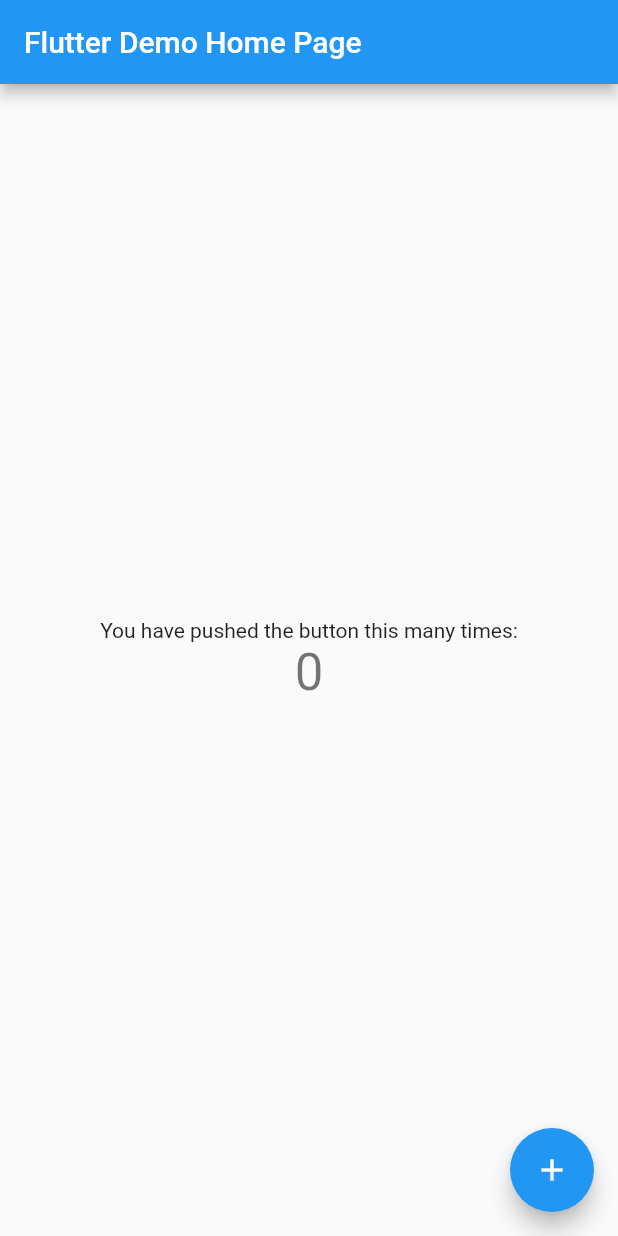
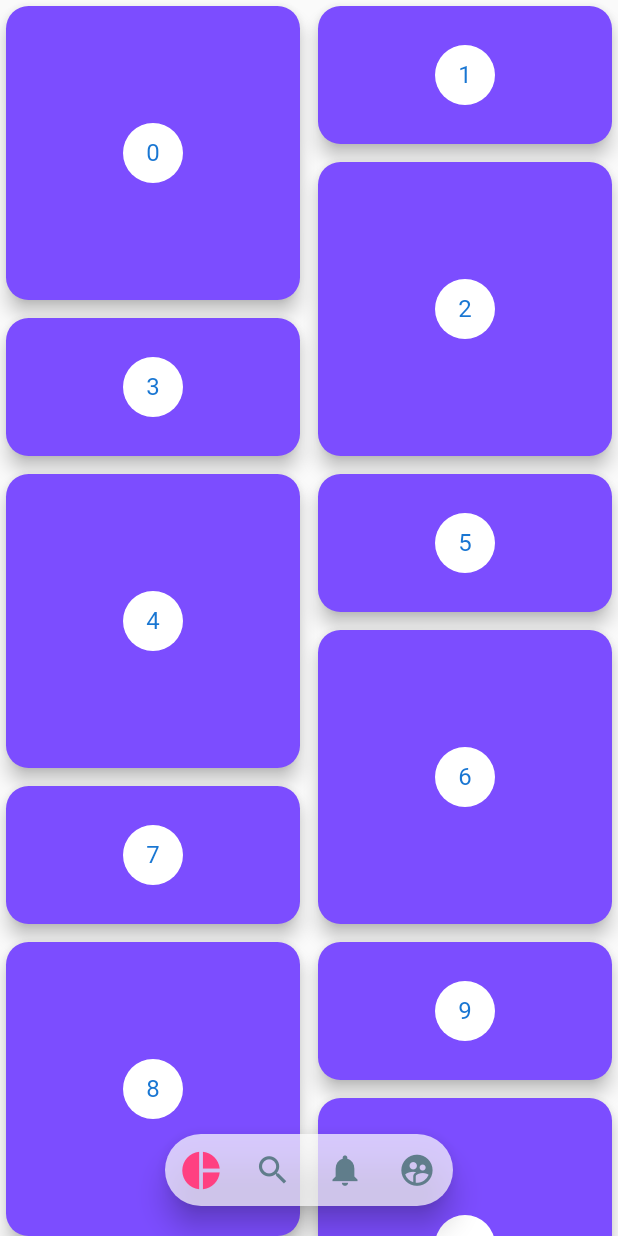
Before and after one commit to hernan74/pinterest_menu, a Flutter app: the screen it shows after launch, on a phone screen of 412 x 824 dp. Run offline on Flutter 3.47's test engine with Material 2 defaults, Android fonts, the phone set to English and light mode, and no system bars.

Commit message:
se termino el ejemplo

```diff
--- a/lib/main.dart
+++ b/lib/main.dart
@@ -1,113 +1,18 @@
 import 'package:flutter/material.dart';
+import 'package:pinterest_menu/pages/home_page.dart';
 
-void main() {
-  runApp(MyApp());
-}
+void main() => runApp(MyApp());
 
 class MyApp extends StatelessWidget {
-  // This widget is the root of your application.
   @override
   Widget build(BuildContext context) {
     return MaterialApp(
-      title: 'Flutter Demo',
-      theme: ThemeData(
-        // This is the theme of your application.
-        //
-        // Try running your application with "flutter run". You'll see the
-        // application has a blue toolbar. Then, without quitting the app, try
-        // changing the primarySwatch below to Colors.green and then invoke
-        // "hot reload" (press "r" in the console where you ran "flutter run",
-        // or simply save your changes to "hot reload" in a Flutter IDE).
-        // Notice that the counter didn't reset back to zero; the application
-        // is not restarted.
-        primarySwatch: Colors.blue,
-      ),
-      home: MyHomePage(title: 'Flutter Demo Home Page'),
+      debugShowCheckedModeBanner: false,
+      title: ' Titulo',
+      initialRoute: '/',
+      routes: {
+        '/': (_) => HomePage(),
+      },
     );
   }
 }
-
-class MyHomePage extends StatefulWidget {
-  MyHomePage({Key key, this.title}) : super(key: key);
-
-  // This widget is the home page of your application. It is stateful, meaning
-  // that it has a State object (defined below) that contains fields that affect
-  // how it looks.
-
-  // This class is the configuration for the state. It holds the values (in this
-  // case the title) provided by the parent (in this case the App widget) and
-  // used by the build method of the State. Fields in a Widget subclass are
-  // always marked "final".
-
-  final String title;
-
-  @override
-  _MyHomePageState createState() => _MyHomePageState();
-}
-
-class _MyHomePageState extends State<MyHomePage> {
-  int _counter = 0;
-
-  void _incrementCounter() {
-    setState(() {
-      // This call to setState tells the Flutter framework that something has
-      // changed in this State, which causes it to rerun the build method below
-      // so that the display can reflect the updated values. If we changed
-      // _counter without calling setState(), then the build method would not be
-      // called again, and so nothing would appear to happen.
-      _counter++;
-    });
-  }
-
-  @override
-  Widget build(BuildContext context) {
-    // This method is rerun every time setState is called, for instance as done
-    // by the _incrementCounter method above.
-    //
-    // The Flutter framework has been optimized to make rerunning build methods
-    // fast, so that you can just rebuild anything that needs updating rather
-    // than having to individually change instances of widgets.
-    return Scaffold(
-      appBar: AppBar(
-        // Here we take the value from the MyHomePage object that was created by
-        // the App.build method, and use it to set our appbar title.
-        title: Text(widget.title),
-      ),
-      body: Center(
-        // Center is a layout widget. It takes a single child and positions it
-        // in the middle of the parent.
-        child: Column(
-          // Column is also a layout widget. It takes a list of children and
-          // arranges them vertically. By default, it sizes itself to fit its
-          // children horizontally, and tries to be as tall as its parent.
-          //
-          // Invoke "debug painting" (press "p" in the console, choose the
-          // "Toggle Debug Paint" action from the Flutter Inspector in Android
-          // Studio, or the "Toggle Debug Paint" command in Visual Studio Code)
-          // to see the wireframe for each widget.
-          //
-          // Column has various properties to control how it sizes itself and
-          // how it positions its children. Here we use mainAxisAlignment to
-          // center the children vertically; the main axis here is the vertical
-          // axis because Columns are vertical (the cross axis would be
-          // horizontal).
-          mainAxisAlignment: MainAxisAlignment.center,
-          children: <Widget>[
-            Text(
-              'You have pushed the button this many times:',
-            ),
-            Text(
-              '$_counter',
-              style: Theme.of(context).textTheme.headline4,
-            ),
-          ],
-        ),
-      ),
-      floatingActionButton: FloatingActionButton(
-        onPressed: _incrementCounter,
-        tooltip: 'Increment',
-        child: Icon(Icons.add),
-      ), // This trailing comma makes auto-formatting nicer for build methods.
-    );
-  }
-}
--- /dev/null
+++ b/lib/pages/home_page.dart
@@ -0,0 +1,171 @@
+import 'package:flutter/material.dart';
+import 'package:flutter_staggered_grid_view/flutter_staggered_grid_view.dart';
+import 'package:pinterest_menu/widget/pinterest_menu.dart';
+import 'package:provider/provider.dart';
+
+class HomePage extends StatelessWidget {
+  @override
+  Widget build(BuildContext context) {
+    return ChangeNotifierProvider(
+      create: (_) => _MenuProvider(),
+      child: Scaffold(
+        body: _PinterestPage(
+          lista: List.generate(200, (index) => index),
+        ),
+        floatingActionButton: _AnimarVisualizacionMenu(),
+        floatingActionButtonLocation: FloatingActionButtonLocation.centerFloat,
+      ),
+    );
+  }
+}
+
+class _AnimarVisualizacionMenu extends StatefulWidget {
+  @override
+  __AnimarVisualizacionMenuState createState() =>
+      __AnimarVisualizacionMenuState();
+}
+
+class __AnimarVisualizacionMenuState extends State<_AnimarVisualizacionMenu>
+    with SingleTickerProviderStateMixin {
+  AnimationController _controller;
+  Animation<double> _ocultar;
+  Animation<double> _mostrar;
+  Animation<double> _mostrarOpacidad;
+  Animation<double> _ocultarOpacidad;
+
+  @override
+  void initState() {
+    _controller = new AnimationController(
+        vsync: this, duration: Duration(milliseconds: 800));
+    _ocultar = Tween(begin: 0.0, end: 200.0).animate(CurvedAnimation(
+        parent: _controller, curve: Interval(0.3, 1.0, curve: Curves.linear)));
+    _mostrar = Tween(begin: 200.0, end: 0.0).animate(CurvedAnimation(
+        parent: _controller, curve: Interval(0.0, 1.0, curve: Curves.linear)));
+
+    _mostrarOpacidad = Tween(begin: 0.0, end: 1.0).animate(CurvedAnimation(
+        parent: _controller, curve: Interval(0.0, 1.0, curve: Curves.linear)));
+    _ocultarOpacidad = Tween(begin: 1.0, end: 0.0).animate(CurvedAnimation(
+        parent: _controller, curve: Interval(0.0, 1.0, curve: Curves.linear)));
+
+    super.initState();
+  }
+
+  @override
+  void dispose() {
+    _controller.dispose();
+    super.dispose();
+  }
+
+  @override
+  Widget build(BuildContext context) {
+    bool valorAnterior = false;
+    return AnimatedBuilder(
+      animation: _controller,
+      builder: (BuildContext context, Widget child) {
+        final provider = Provider.of<_MenuProvider>(context);
+
+        if ((valorAnterior != provider.mostrarMenu)) {
+          valorAnterior = provider.mostrarMenu;
+          _controller.forward(from: 0.0);
+        }
+
+        return Opacity(
+          opacity: provider.mostrarMenu
+              ? _mostrarOpacidad.value
+              : _ocultarOpacidad.value,
+          child: Transform.translate(
+            offset: Offset(
+                0.0, provider.mostrarMenu ? _mostrar.value : _ocultar.value),
+            child: PinteresMenuWidget(
+              listaItems: [
+                PinterestButton(icon: Icons.pie_chart, onPressed: () {}),
+                PinterestButton(icon: Icons.search, onPressed: () {}),
+                PinterestButton(icon: Icons.notifications, onPressed: () {}),
+                PinterestButton(
+                    icon: Icons.supervised_user_circle, onPressed: () {}),
+              ],
+            ),
+          ),
+        );
+      },
+    );
+  }
+}
+
+class _PinterestPage extends StatefulWidget {
+  final List<int> lista;
+
+  const _PinterestPage({@required this.lista});
+  @override
+  __PinterestPageState createState() => __PinterestPageState();
+}
+
+class __PinterestPageState extends State<_PinterestPage> {
+  ScrollController controller = new ScrollController();
+  double scrolAnterior = 0.0;
+  @override
+  void initState() {
+    final provider = Provider.of<_MenuProvider>(context, listen: false);
+    controller.addListener(() {
+      provider.mostrarMenu = !(controller.offset > scrolAnterior);
+      scrolAnterior = controller.offset;
+    });
+    super.initState();
+  }
+
+  @override
+  void dispose() {
+    controller.dispose();
+    super.dispose();
+  }
+
+  @override
+  Widget build(BuildContext context) {
+    return new StaggeredGridView.countBuilder(
+      controller: controller,
+      crossAxisCount: 4,
+      itemCount: widget.lista.length,
+      itemBuilder: (BuildContext context, int index) => _ItemPinterestPage(
+        index: index,
+      ),
+      staggeredTileBuilder: (int index) =>
+          new StaggeredTile.count(2, index.isEven ? 2 : 1),
+      mainAxisSpacing: 4.0,
+      crossAxisSpacing: 4.0,
+    );
+  }
+}
+
+class _ItemPinterestPage extends StatelessWidget {
+  final int index;
+
+  const _ItemPinterestPage({this.index});
+
+  @override
+  Widget build(BuildContext context) {
+    return Card(
+      shape: RoundedRectangleBorder(
+          borderRadius: BorderRadius.all(Radius.circular(15))),
+      elevation: 5.0,
+      color: Colors.deepPurpleAccent,
+      child: new Container(
+          child: new Center(
+        child: new CircleAvatar(
+          backgroundColor: Colors.white,
+          child: new Text('$index'),
+        ),
+      )),
+    );
+  }
+}
+
+class _MenuProvider with ChangeNotifier {
+  bool _mostrarMenu = true;
+
+  bool get mostrarMenu => this._mostrarMenu;
+
+  set mostrarMenu(bool mostrar) {
+    this._mostrarMenu = mostrar;
+    notifyListeners();
+  }
+}
--- /dev/null
+++ b/lib/widget/pinterest_menu.dart
@@ -0,0 +1,120 @@
+import 'package:flutter/material.dart';
+import 'package:provider/provider.dart';
+
+class PinteresMenuWidget extends StatefulWidget {
+  final List<PinterestButton> listaItems;
+
+  const PinteresMenuWidget({@required this.listaItems});
+  @override
+  _PinteresMenuWidgetState createState() => _PinteresMenuWidgetState();
+}
+
+class _PinteresMenuWidgetState extends State<PinteresMenuWidget> {
+  @override
+  Widget build(BuildContext context) {
+    return ChangeNotifierProvider(
+      create: (_) => _PinterestMenuProvider(),
+      child: Builder(builder: (context) {
+        return Card(
+          elevation: 8.0,
+          shape:
+              RoundedRectangleBorder(borderRadius: BorderRadius.circular(30.0)),
+          color: Colors.white70,
+          child: _MenuItems(listaItems: widget.listaItems),
+        );
+      }),
+    );
+  }
+}
+
+class _MenuItems extends StatelessWidget {
+  const _MenuItems({@required this.listaItems});
+
+  final List<PinterestButton> listaItems;
+
+  @override
+  Widget build(BuildContext context) {
+    return Row(
+      mainAxisSize: MainAxisSize.min,
+      children: List.generate(
+        listaItems.length,
+        (index) => _ItemMenu(index: index, item: listaItems[index]),
+      ),
+    );
+  }
+}
+
+class _ItemMenu extends StatelessWidget {
+  const _ItemMenu({
+    @required this.item,
+    this.index,
+  });
+
+  final PinterestButton item;
+  final int index;
+
+  @override
+  Widget build(BuildContext context) {
+    final _PinterestMenuProvider provider =
+        Provider.of<_PinterestMenuProvider>(context);
+    return IconButton(
+      splashRadius: 20.0,
+      icon: Icon(item.icon,
+          color: provider.indiceSeleccionado == index
+              ? provider.colorSeleccion
+              : provider.colorSegundario,
+          size: provider.indiceSeleccionado == index
+              ? provider.sizeButtonSeleccion
+              : provider.sizeButton),
+      onPressed: () {
+        provider.indiceSeleccionado = index;
+        item.onPressed();
+      },
+    );
+  }
+}
+
+class PinterestButton {
+  final Function onPressed;
+  final IconData icon;
+  PinterestButton({@required this.onPressed, @required this.icon});
+}
+
+class _PinterestMenuProvider with ChangeNotifier {
+  int _indiceSeleccionado = 0;
+  Color _colorSeleccion = Colors.pinkAccent;
+  Color _colorSegundario = Colors.blueGrey;
+  double _sizeButtonSeleccion = 30.0;
+  double _sizeButton = 25.0;
+
+  int get indiceSeleccionado => this._indiceSeleccionado;
+
+  set indiceSeleccionado(int indice) {
+    this._indiceSeleccionado = indice;
+    notifyListeners();
+  }
+
+  Color get colorSeleccion => this._colorSeleccion;
+
+  set colorSeleccion(Color color) {
+    this._colorSeleccion = color;
+  }
+
+  Color get colorSegundario => this._colorSegundario;
+
+  set colorSegundario(Color color) {
+    this._colorSegundario = color;
+  }
+
+  double get sizeButtonSeleccion => this._sizeButtonSeleccion;
+
+  set sizeButtonSeleccion(double size) {
+    this._sizeButtonSeleccion = size;
+  }
+
+  double get sizeButton => this._sizeButton;
+
+  set sizeButton(double size) {
+    this._sizeButton = size;
+  }
+}
--- a/pubspec.yaml
+++ b/pubspec.yaml
@@ -28,6 +28,8 @@ dependencies:
   # The following adds the Cupertino Icons font to your application.
   # Use with the CupertinoIcons class for iOS style icons.
   cupertino_icons: ^1.0.2
+  provider: ^5.0.0
+  flutter_staggered_grid_view: ^0.3.4
 
 dev_dependencies:
   flutter_test:
```
Also changed, not shown: pubspec.lock.
